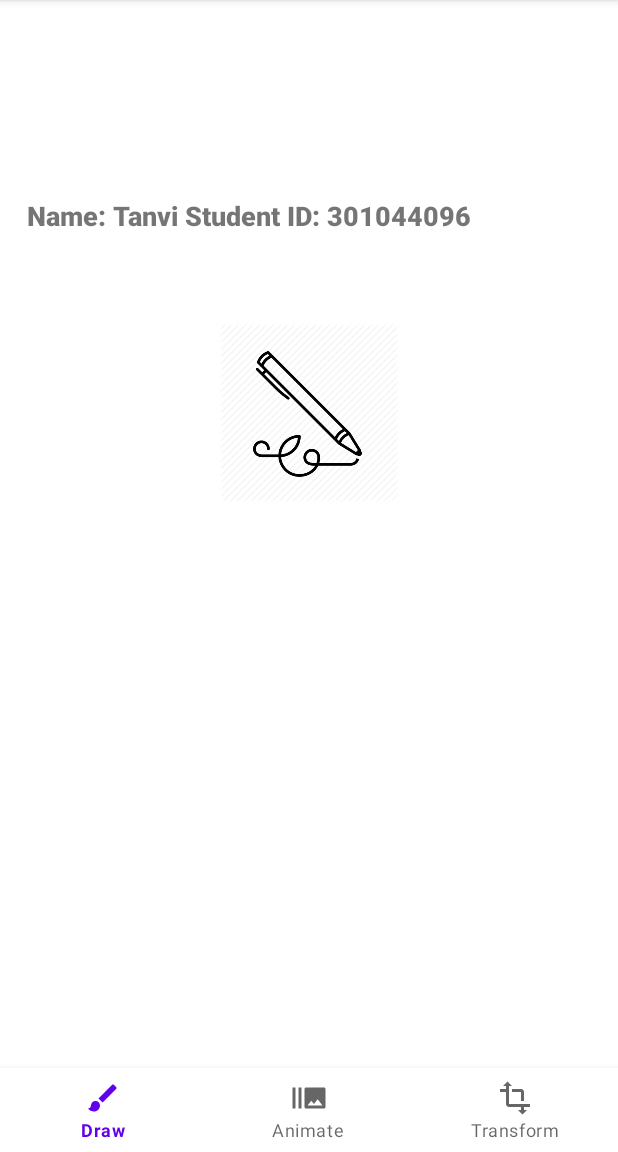
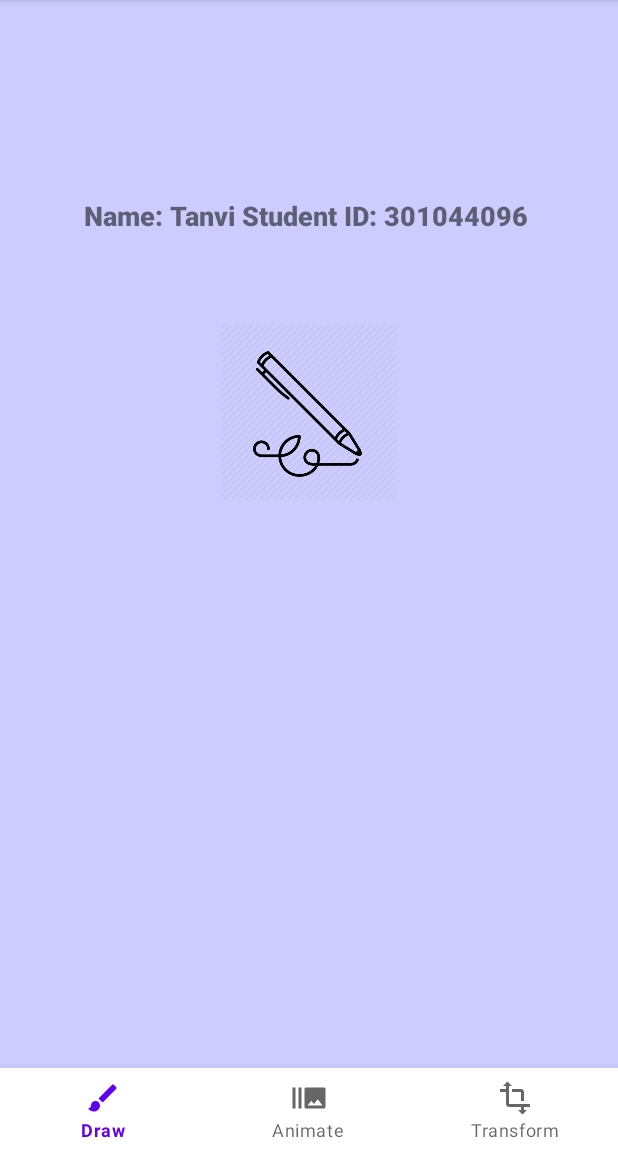
Before and after one commit to ael-in/TanviLab3, an Android app: the fragment tanvifragment placed in its activity, on a phone screen of 412 x 824 dp, the part 84-1236 px from its top. Run offline under Robolectric (Android 15) with nearby library versions, the phone set to English and light mode, and no system bars.

Commit message:
added comments and final touches to the assignment

```diff
--- a/app/src/main/java/tanvi/tanvi/s301044096/s301044096fragment.java
+++ b/app/src/main/java/tanvi/tanvi/s301044096/s301044096fragment.java
@@ -1,3 +1,6 @@
+/** Name: Tanvi
+ *  Student Number: 301044096
+ *  Section Number: 002*/
 package tanvi.tanvi.s301044096;
 
 import android.os.Bundle;
--- a/app/src/main/java/tanvi/tanvi/s301044096/tanviActivity.java
+++ b/app/src/main/java/tanvi/tanvi/s301044096/tanviActivity.java
@@ -1,3 +1,6 @@
+/** Name: Tanvi
+ *  Student Number: 301044096
+ *  Section Number: 002*/
 package tanvi.tanvi.s301044096;
 
 import androidx.annotation.NonNull;
--- a/app/src/main/java/tanvi/tanvi/s301044096/tanvifragment.java
+++ b/app/src/main/java/tanvi/tanvi/s301044096/tanvifragment.java
@@ -1,3 +1,6 @@
+/** Name: Tanvi
+ *  Student Number: 301044096
+ *  Section Number: 002*/
 package tanvi.tanvi.s301044096;
 
 import android.os.Bundle;
--- a/app/src/main/java/tanvi/tanvi/s301044096/tanviifragment.java
+++ b/app/src/main/java/tanvi/tanvi/s301044096/tanviifragment.java
@@ -1,3 +1,6 @@
+/** Name: Tanvi
+ *  Student Number: 301044096
+ *  Section Number: 002*/
 package tanvi.tanvi.s301044096;
 
 import android.os.Bundle;
--- a/app/src/main/res/layout/s301044096fragment.xml
+++ b/app/src/main/res/layout/s301044096fragment.xml
@@ -2,7 +2,8 @@
 <androidx.constraintlayout.widget.ConstraintLayout xmlns:android="http://schemas.android.com/apk/res/android"
     xmlns:app="http://schemas.android.com/apk/res-auto"
     xmlns:tools="http://schemas.android.com/tools"
-    android:layout_width="match_parent" android:layout_height="match_parent">
+    android:layout_width="match_parent" android:layout_height="match_parent"
+    android:background="#7FBF7F">
 
     <TextView
         android:id="@+id/tanvi_textView3"
--- a/app/src/main/res/layout/tanvifragment.xml
+++ b/app/src/main/res/layout/tanvifragment.xml
@@ -2,7 +2,8 @@
 <androidx.constraintlayout.widget.ConstraintLayout xmlns:android="http://schemas.android.com/apk/res/android"
     xmlns:app="http://schemas.android.com/apk/res-auto"
     xmlns:tools="http://schemas.android.com/tools"
-    android:layout_width="match_parent" android:layout_height="match_parent">
+    android:layout_width="match_parent" android:layout_height="match_parent"
+    android:background="#ccccff">
 
 
     <ImageView
@@ -29,6 +30,7 @@
         android:layout_marginBottom="22dp"
         android:fontFamily="sans-serif-black"
         android:text="@string/TextView1"
+        android:textAlignment="center"
         android:textSize="18sp"
         app:layout_constraintBottom_toTopOf="@+id/tanvi_imageView"
         app:layout_constraintEnd_toEndOf="parent"
--- a/app/src/main/res/layout/tanviifragment.xml
+++ b/app/src/main/res/layout/tanviifragment.xml
@@ -2,7 +2,8 @@
 <androidx.constraintlayout.widget.ConstraintLayout xmlns:android="http://schemas.android.com/apk/res/android"
     xmlns:app="http://schemas.android.com/apk/res-auto"
     xmlns:tools="http://schemas.android.com/tools"
-    android:layout_width="match_parent" android:layout_height="match_parent">
+    android:layout_width="match_parent" android:layout_height="match_parent"
+    android:background="#FFc0cB">
 
 
     <Button
--- a/app/src/main/res/values/strings.xml
+++ b/app/src/main/res/values/strings.xml
@@ -1,3 +1,6 @@
+<!-- Name: Tanvi
+     Student ID: 301044096
+     Section Number: 002-->
 <resources>
     <string name="app_name">Bottom Navigation App</string>
     <string name="Button1">Permissions</string>
```
Also changed, not shown: 1 other file.
